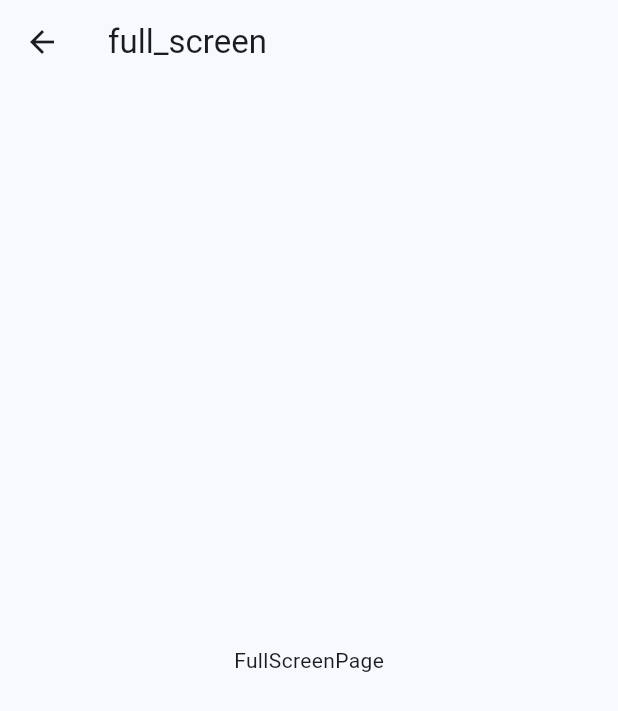
After one commit to Ant0ny44/PRIS-Home, a Flutter app: the FullScreenPage screen opened directly, on a phone screen of 412 x 824 dp. The commit adds this screen. Shown: the top 711 px of the screen. Run offline on Flutter 3.47's test engine with Material 3 defaults, Android fonts, the phone set to English and light mode, and no system bars; our stand-ins replace get, video_player; missing offline and left inert: get_thumbnail_video.

Commit message:
Add fullscreen function.

```diff
--- /dev/null
+++ b/pris_home/lib/pages/full_screen/controller.dart
@@ -0,0 +1,27 @@
+import 'package:get/get.dart';
+
+class FullScreenController extends GetxController {
+  FullScreenController();
+
+  _initData() {
+    update(["full_screen"]);
+  }
+
+  void onTap() {}
+
+  // @override
+  // void onInit() {
+  //   super.onInit();
+  // }
+
+  @override
+  void onReady() {
+    super.onReady();
+    _initData();
+  }
+
+  // @override
+  // void onClose() {
+  //   super.onClose();
+  // }
+}
--- /dev/null
+++ b/pris_home/lib/pages/full_screen/index.dart
@@ -0,0 +1,4 @@
+library full_screen;
+
+export './controller.dart';
+export './view.dart';
--- /dev/null
+++ b/pris_home/lib/pages/full_screen/view.dart
@@ -0,0 +1,31 @@
+import 'package:flutter/material.dart';
+import 'package:get/get.dart';
+
+import 'index.dart';
+
+class FullScreenPage extends GetView<FullScreenController> {
+  const FullScreenPage({super.key});
+
+  // 主视图
+  Widget _buildView() {
+    return const Center(
+      child: Text("FullScreenPage"),
+    );
+  }
+
+  @override
+  Widget build(BuildContext context) {
+    return GetBuilder<FullScreenController>(
+      init: FullScreenController(),
+      id: "full_screen",
+      builder: (_) {
+        return Scaffold(
+          appBar: AppBar(title: const Text("full_screen")),
+          body: SafeArea(
+            child: _buildView(),
+          ),
+        );
+      },
+    );
+  }
+}
```
Also changed, not shown: pris_home/lib/widgets/project_item/controller.dart (+18 -0 lines), pris_home/lib/widgets/project_item/view.dart (+50 -1 lines).
